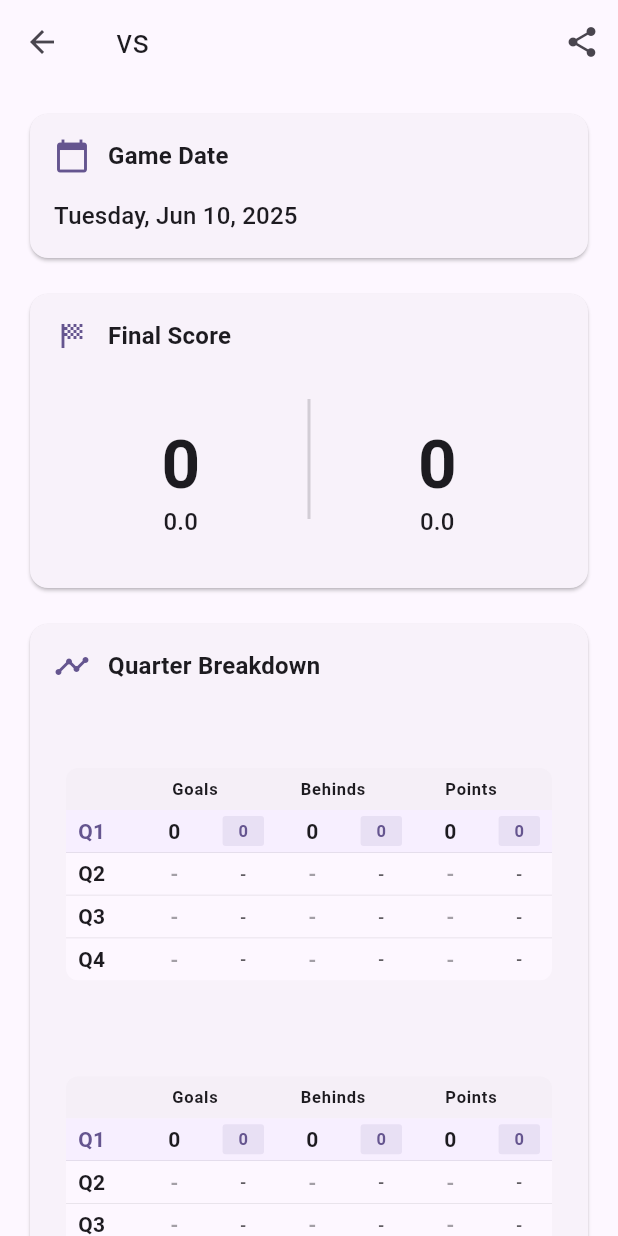
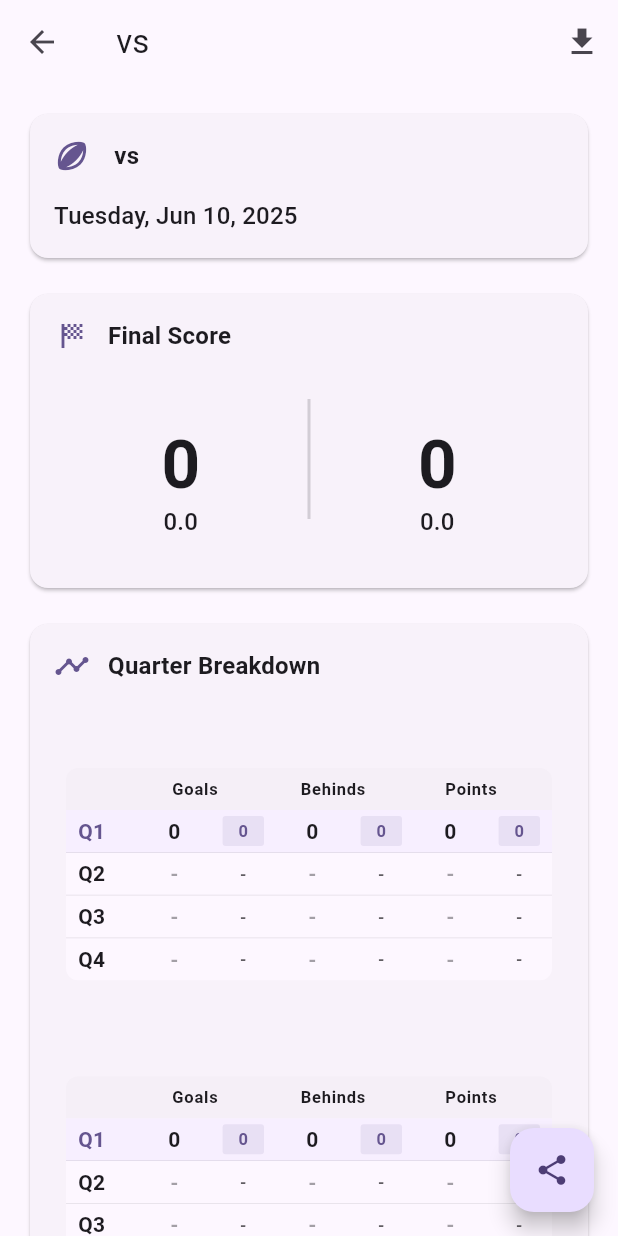
Before and after one commit to ryannortham/scorecard, a Flutter app: the GameDetailsPage screen opened directly with empty values, after a tap on the "share" icon, on a phone screen of 412 x 824 dp. Run offline on Flutter 3.47's test engine with Material 3 defaults, Android fonts, the phone set to English and light mode, and no system bars; drawn by our look-alikes of dynamic_color; our stand-ins replace share_plus, shared_preferences, stop_watch_timer; accounts and stored records are empty.

Commit message:
feat: Enhance game details page with sharing and saving functionality

```diff
--- a/lib/screens/game_details.dart
+++ b/lib/screens/game_details.dart
@@ -2,51 +2,115 @@ import 'package:flutter/material.dart';
 import 'package:goalkeeper/providers/game_record.dart';
 import 'package:goalkeeper/widgets/game_details/game_details_widget.dart';
 import 'package:goalkeeper/services/share_service.dart';
+import 'package:goalkeeper/services/image_service.dart';
 
 /// A full-screen page for displaying game details from history
-class GameDetailsPage extends StatelessWidget {
+class GameDetailsPage extends StatefulWidget {
   final GameRecord game;
+
+  const GameDetailsPage({super.key, required this.game});
+
+  @override
+  State<GameDetailsPage> createState() => _GameDetailsPageState();
+}
+
+class _GameDetailsPageState extends State<GameDetailsPage> {
   final GlobalKey _repaintBoundaryKey = GlobalKey();
-
-  GameDetailsPage({super.key, required this.game});
+  bool _isSharing = false;
+  bool _isSaving = false;
 
   @override
   Widget build(BuildContext context) {
     return Scaffold(
       appBar: AppBar(
-        title: Text('${game.homeTeam} vs ${game.awayTeam}'),
+        title: Text('${widget.game.homeTeam} vs ${widget.game.awayTeam}'),
         actions: [
           IconButton(
-            icon: const Icon(Icons.share),
-            onPressed: () => _shareGameDetails(context),
+            icon: _isSaving
+                ? const SizedBox(
+                    width: 20,
+                    height: 20,
+                    child: CircularProgressIndicator(strokeWidth: 2),
+                  )
+                : const Icon(Icons.download),
+            onPressed: _isSaving ? null : () => _saveToGallery(context),
+            tooltip: 'Save to Gallery',
           ),
         ],
       ),
       body: RepaintBoundary(
         key: _repaintBoundaryKey,
-        child: GameDetailsWidget.fromStaticData(game: game),
+        child: GameDetailsWidget.fromStaticData(game: widget.game),
+      ),
+      floatingActionButton: FloatingActionButton(
+        onPressed: _isSharing ? null : () => _shareGameDetails(context),
+        tooltip: 'Share Game Details',
+        child: _isSharing
+            ? const SizedBox(
+                width: 20,
+                height: 20,
+                child: CircularProgressIndicator(strokeWidth: 2),
+              )
+            : const Icon(Icons.share),
       ),
     );
   }
 
-  void _shareGameDetails(BuildContext context) {
-    final shareText = _buildShareText();
+  void _shareGameDetails(BuildContext context) async {
+    if (_isSharing) return;
 
-    ShareService.shareWidgetAsImage(
-      repaintBoundaryKey: _repaintBoundaryKey,
-      context: context,
-      shareText: shareText,
-    );
+    setState(() {
+      _isSharing = true;
+    });
+
+    try {
+      final shareText = _buildShareText();
+
+      await ShareService.shareWidgetAsImage(
+        repaintBoundaryKey: _repaintBoundaryKey,
+        context: context,
+        shareText: shareText,
+      );
+    } finally {
+      if (mounted) {
+        setState(() {
+          _isSharing = false;
+        });
+      }
+    }
+  }
+
+  void _saveToGallery(BuildContext context) async {
+    if (_isSaving) return;
+
+    setState(() {
+      _isSaving = true;
+    });
+
+    try {
+      await ImageService.saveWidgetToGallery(
+        repaintBoundaryKey: _repaintBoundaryKey,
+        context: context,
+        homeTeam: widget.game.homeTeam,
+        awayTeam: widget.game.awayTeam,
+      );
+    } finally {
+      if (mounted) {
+        setState(() {
+          _isSaving = false;
+        });
+      }
+    }
   }
 
   String _buildShareText() {
     final homeScore =
-        '${game.homeGoals}.${game.homeBehinds} (${game.homePoints})';
+        '${widget.game.homeGoals}.${widget.game.homeBehinds} (${widget.game.homePoints})';
     final awayScore =
-        '${game.awayGoals}.${game.awayBehinds} (${game.awayPoints})';
+        '${widget.game.awayGoals}.${widget.game.awayBehinds} (${widget.game.awayPoints})';
 
-    return '''${game.homeTeam} vs ${game.awayTeam}
+    return '''${widget.game.homeTeam} vs ${widget.game.awayTeam}
 Score: $homeScore - $awayScore
-Date: ${game.date.day}/${game.date.month}/${game.date.year}''';
+Date: ${widget.game.date.day}/${widget.game.date.month}/${widget.game.date.year}''';
   }
 }
--- a/lib/widgets/game_details/game_details_widget.dart
+++ b/lib/widgets/game_details/game_details_widget.dart
@@ -205,10 +205,10 @@ class GameDetailsWidget extends StatelessWidget {
       child: Column(
         crossAxisAlignment: CrossAxisAlignment.start,
         children: [
-          // Date Card
+          // Match Info Card
           GameInfoCard(
-            icon: Icons.calendar_today,
-            title: 'Game Date',
+            icon: Icons.sports_rugby,
+            title: '${game.homeTeam} vs ${game.awayTeam}',
             content: Text(
               DateFormat('EEEE, MMM d, yyyy').format(game.date),
               style: Theme.of(context).textTheme.titleMedium,
```
Also changed, not shown: lib/services/image_service.dart (added, +156 -0 lines).
